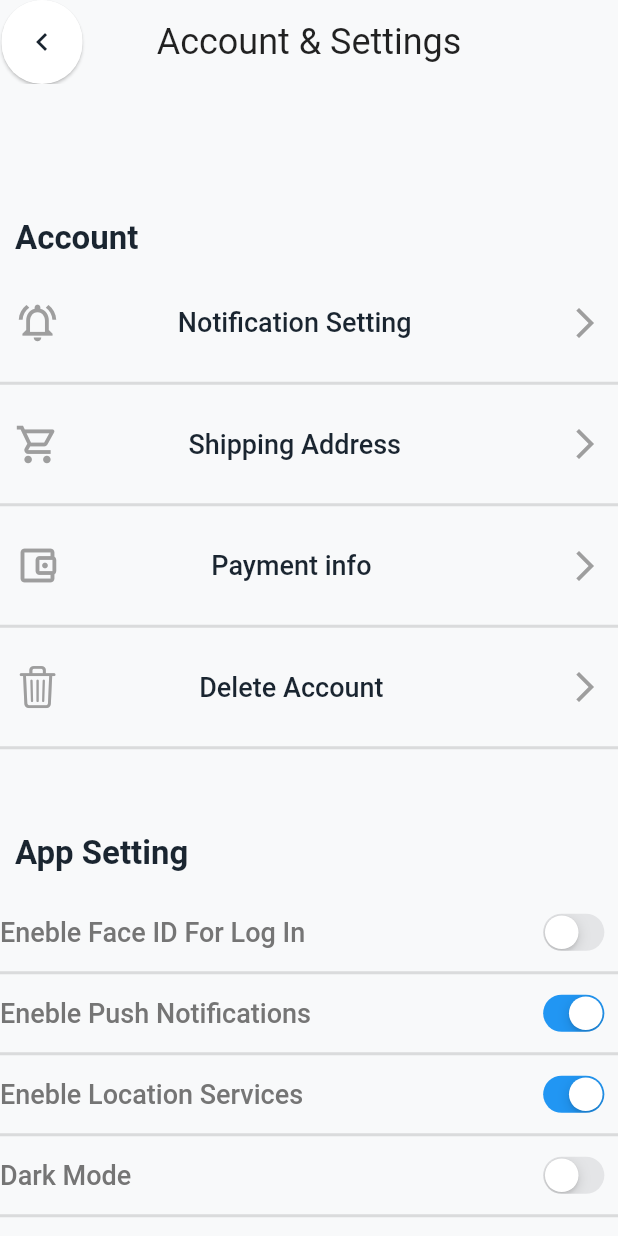
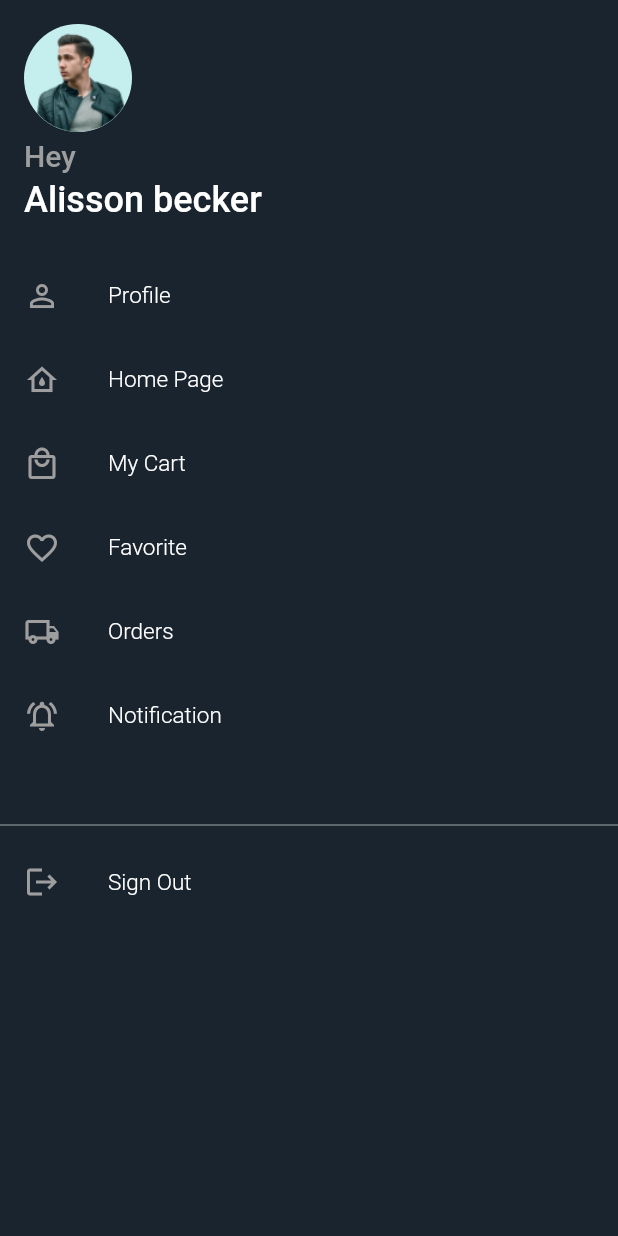
Before and after one commit to raniaryad/Shoes-Ecommerce-App, a Flutter app: the screen it shows after launch, on a phone screen of 412 x 824 dp. Run offline on Flutter 3.47's test engine with Material 2 defaults, Android fonts, the phone set to English and light mode, and no system bars; Roboto replaces fonts that are missing (Airbnb Cereal App).

Commit message:
add sidemenue screen

```diff
--- a/lib/app.dart
+++ b/lib/app.dart
@@ -4,6 +4,7 @@ import 'package:shose_ecommerce/view/foget_password.dart';
 import 'package:shose_ecommerce/view/home.dart';
 import 'package:shose_ecommerce/view/profile.dart';
 import 'package:shose_ecommerce/view/search.dart';
+import 'package:shose_ecommerce/view/side_menu.dart';
 import 'package:shose_ecommerce/view/sign_up.dart';
 
 class ShoseEcommerce extends StatelessWidget {
@@ -12,7 +13,7 @@ class ShoseEcommerce extends StatelessWidget {
     return MaterialApp(
       debugShowCheckedModeBanner: false,
       title: "ShoseEcommerce",
-      home: AccountSetting(),
+      home: SideMenue(),
     );
   }
 }
--- a/lib/view/side_menu.dart
+++ b/lib/view/side_menu.dart
@@ -0,0 +1,146 @@
+
+import 'package:flutter/cupertino.dart';
+import 'package:flutter/material.dart';
+import 'package:shose_ecommerce/view/profile.dart';
+
+import '../core/utils/app_colors.dart';
+import '../core/utils/assets_manager.dart';
+
+class SideMenue extends StatefulWidget {
+  SideMenue({Key? key ,}) :super(key: key);
+
+  @override
+  _SideMenueState createState() => _SideMenueState();
+}
+
+class _SideMenueState extends State<SideMenue>{
+  @override
+  Widget build(BuildContext context) {
+    return Drawer(
+
+
+      backgroundColor: Color(0xff1a242f),
+      child: ListView(
+        padding: EdgeInsets.zero,
+        children: [
+
+          UserAccountsDrawerHeader(
+            accountName: Text("Hey",style: TextStyle(
+              color: AppColores.graycolor,
+              fontSize: 20,
+              fontWeight: FontWeight.w500,
+            ),),
+
+            accountEmail: Text( "Alisson becker",style: TextStyle(
+              color: AppColores.whitecolor,
+              fontSize: 24,
+              fontFamily: "Airbnb Cereal App",
+              fontWeight: FontWeight.w500,
+            ),),
+
+
+            currentAccountPicture: CircleAvatar(
+              backgroundColor: Color(0xffc5eeee),
+              child: ClipOval(
+                  child: Image.asset(ImgAssets.sobhan ,
+                    // child:   Image.asset("assets/images/sobhan.png",
+                    width: 90,height: 90,
+                    fit: BoxFit.cover,
+                  )
+              ),
+            ),
+            decoration: BoxDecoration(
+                color: Color(0xff1a242f)
+            ),
+          ),
+
+
+          //   ListTile(),
+
+          ListTile(
+            leading: Icon(Icons.person_outline_sharp,color: AppColores.graycolor),
+            title: Text("Profile",style: TextStyle(
+              fontSize: 15,color:AppColores.whitecolor,
+              fontWeight: FontWeight.w300,)),
+            onTap: () {
+
+              Navigator.pushReplacement(context,
+                  MaterialPageRoute(builder: (context) => Profile()));
+            },
+          ),
+
+          ListTile(
+            leading: Icon(Icons.water_damage_outlined,color: AppColores.graycolor),
+            title: Text( "Home Page",style: TextStyle(
+              fontSize: 15,color:AppColores.whitecolor,
+              fontWeight: FontWeight.w300,)),
+            onTap: () {
+              /*Navigator.pushReplacement(context,
+                MaterialPageRoute(builder: (context) => Home())); */
+            },
+          ),
+
+
+          ListTile(
+            leading: Icon(Icons.local_mall_outlined,color: AppColores.graycolor),
+            title: Text( "My Cart",style: TextStyle(
+              fontSize: 15,color:AppColores.whitecolor,
+              fontWeight: FontWeight.w300,)),
+            onTap: () {
+              /*Navigator.pushReplacement(context,
+                MaterialPageRoute(builder: (context) => MyCart())); */},
+          ),
+
+
+          ListTile(
+            leading: Icon(Icons.favorite_border,color: AppColores.graycolor),
+            title: Text(  "Favorite",style: TextStyle(
+              fontSize: 15,color:AppColores.whitecolor,
+              fontWeight: FontWeight.w300,)),
+            onTap: () {
+              /*Navigator.pushReplacement(context,
+                MaterialPageRoute(builder: (context) => Favorite())); */},
+          ),
+
+
+          ListTile(
+            leading: Icon(Icons.local_shipping_outlined,color: AppColores.graycolor),
+            title: Text( "Orders",style: TextStyle(
+              fontSize: 15,color:AppColores.whitecolor,
+              fontWeight: FontWeight.w300,)),
+            onTap: () {
+              /*Navigator.pushReplacement(context,
+                MaterialPageRoute(builder: (context) => Orders())); */},
+          ),
+
+          ListTile(
+            leading: Icon(Icons.notifications_active_outlined,color: AppColores.graycolor),
+            title: Text("Notification",style: TextStyle(
+              fontSize: 15,color:AppColores.whitecolor,
+              fontWeight: FontWeight.w300,)),
+            onTap: () {
+              /*Navigator.pushReplacement(context,
+                MaterialPageRoute(builder: (context) => Notification())); */},
+          ),
+
+
+          SizedBox(height: 35),
+          Divider(height: 20,thickness: 1, color:Color(0xff707b81) ,),
+
+
+          ListTile(
+            leading: Icon(Icons.logout,color: AppColores.graycolor),
+            title: Text("Sign Out",style: TextStyle(
+              fontSize: 15,color:AppColores.whitecolor,
+              fontWeight: FontWeight.w300,)),
+            onTap: () {
+              /*Navigator.pushReplacement(context,
+                MaterialPageRoute(builder: (context) => Profile())); */},
+          ),
+
+
+
+        ],
+      ),
+    );
+  }}
```
